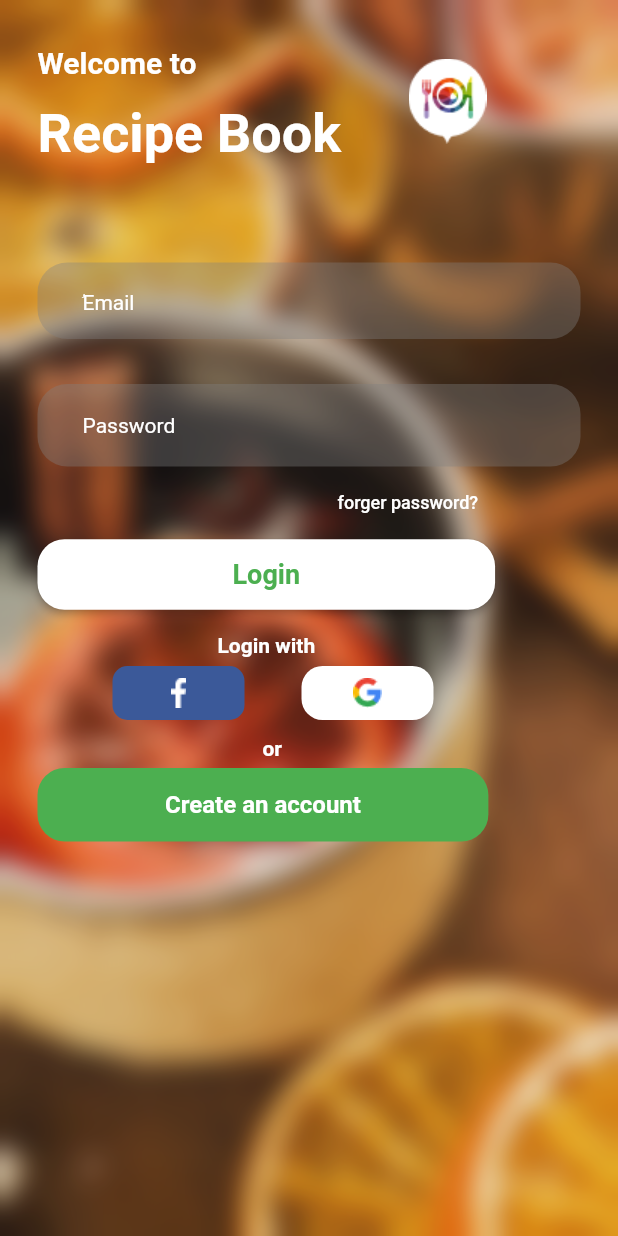
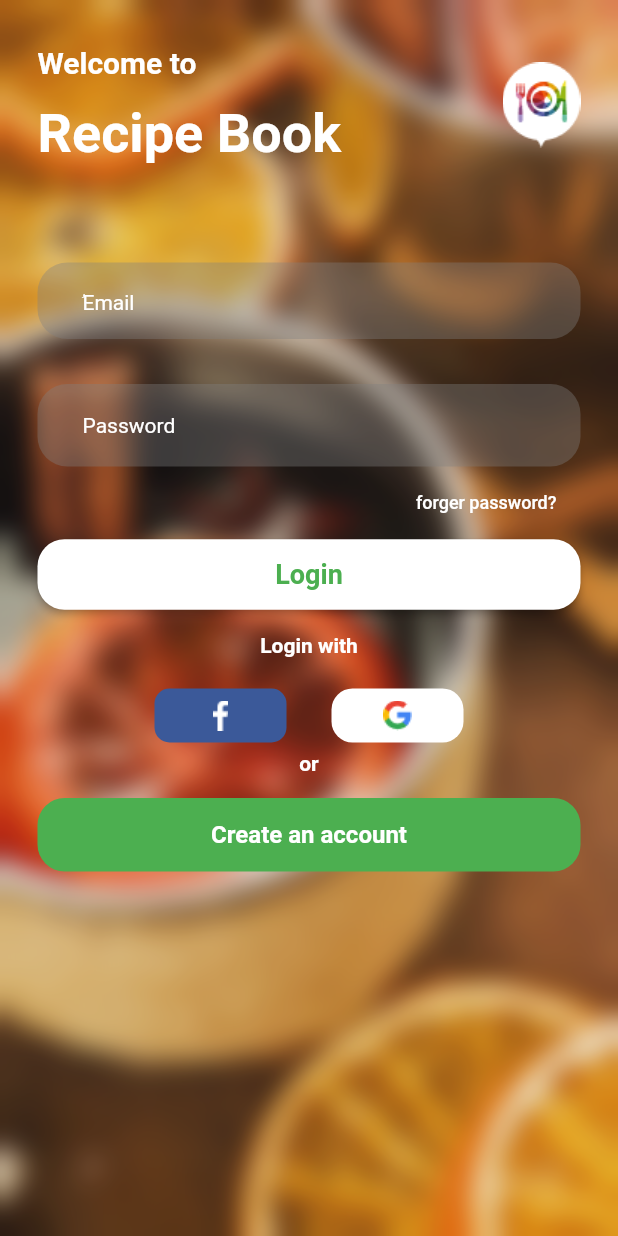
Before and after one commit to norhan-sa/Recipe, a Flutter app: the Login screen opened directly, on a phone screen of 412 x 824 dp. Run offline on Flutter 3.47's test engine with Material 2 defaults, Android fonts, the phone set to English and light mode, and no system bars; Roboto replaces fonts that are missing (SF Pro Display).

Commit message:
new files

```diff
--- a/lib/login.dart
+++ b/lib/login.dart
@@ -37,9 +37,10 @@ import 'package:flutter/material.dart';
             child: Padding(
               padding: EdgeInsets.fromLTRB(25, 30, 25, 0),
               child: Column(
-                 crossAxisAlignment: CrossAxisAlignment.start,
+                 crossAxisAlignment: CrossAxisAlignment.stretch,
                  children: <Widget>[
                     Row(
+                      mainAxisAlignment: MainAxisAlignment.spaceBetween,
                       children: <Widget>[
                         Column(
                             crossAxisAlignment: CrossAxisAlignment.start,
@@ -68,10 +69,7 @@ import 'package:flutter/material.dart';
                           ]
                         ),
 
-                        Padding(
-                          padding: EdgeInsets.fromLTRB(45, 0, 0, 5),
-                          child: Image.asset('images/Logo.png'),
-                        )
+                        Image.asset('images/Logo.png'),
                       ]
                     ),
                     SizedBox(height: 65.0),
@@ -104,9 +102,7 @@ import 'package:flutter/material.dart';
 
                     SizedBox(height: 30.0),
 
-                    Padding(
-                      padding: EdgeInsetsDirectional.fromSTEB(0,0, 0, 0),
-                      child: TextField(
+                    TextField(
                          style: TextStyle(
                              color: Colors.white,
                          ),
@@ -129,11 +125,11 @@ import 'package:flutter/material.dart';
                               ),
                        ),
                     ),
-                  ),
 
-                  Padding(
-                      padding: EdgeInsetsDirectional.fromSTEB(184, 0, 0, 0) ,
-                      child: FlatButton(onPressed: null,
+                    Row(
+                      mainAxisAlignment: MainAxisAlignment.end,
+                      children: <Widget>[
+                        FlatButton(onPressed: null,
                           child: Text(
                             'forger password?',
                             style: TextStyle(
@@ -141,7 +137,8 @@ import 'package:flutter/material.dart';
                               color: Colors.white,
                            ),
                          ),
-                     )
+                       ),
+                      ]
                     ),
 
                     RaisedButton(
@@ -163,15 +160,15 @@ import 'package:flutter/material.dart';
                        disabledColor: Colors.white,
                        splashColor: disable,
                        color: disable,
-                      //  colorBrightness: Brightness.light ,
-                       padding: EdgeInsetsDirectional.fromSTEB(130, 13, 130, 13),
+                       padding: EdgeInsetsDirectional.fromSTEB(0, 13, 0, 13),
                        shape: RoundedRectangleBorder(
                           borderRadius: BorderRadius.circular(18.0),
                        ),
                     ),
 
-                    Padding(
-                      padding: EdgeInsetsDirectional.fromSTEB(120, 15, 0, 0),
+                    SizedBox(height: 15),
+
+                    Center(
                       child: Text(
                         'Login with',
                         style: TextStyle(
@@ -182,11 +179,12 @@ import 'package:flutter/material.dart';
                       ),
                     ),
 
+                    SizedBox(height: 15),
+
                     Row(
+                      mainAxisAlignment: MainAxisAlignment.center,
                       children: <Widget>[
-                        Padding(
-                          padding: EdgeInsets.fromLTRB(50, 0, 0, 0),
-                          child: RaisedButton(
+                        RaisedButton(
                           onPressed: null,
                           disabledColor: Color(0xFF3B5999),
                           shape: RoundedRectangleBorder(
@@ -194,13 +192,10 @@ import 'package:flutter/material.dart';
                           ),
                           child: Image.asset('images/f.png'),
                         ),
-                        ),
 
                         SizedBox(width: 30),
 
-                        Padding(
-                          padding: EdgeInsets.fromLTRB(8, 0, 0, 0),
-                          child: RaisedButton(
+                        RaisedButton(
                           onPressed: null,
                           disabledColor: Colors.white,
                           shape: RoundedRectangleBorder(
@@ -208,12 +203,10 @@ import 'package:flutter/material.dart';
                           ),
                           child: Image.asset('images/googleIcon.png'),
                         ),
-                       ),
                       ]
                     ),
 
-                    Padding(
-                      padding: EdgeInsets.fromLTRB(150, 5, 0, 5),
+                    Center(
                       child: Text('or',
                         style: TextStyle(
                           color: Colors.white,
@@ -222,6 +215,8 @@ import 'package:flutter/material.dart';
                         ),
                       ),
                     ),
+
+                    SizedBox(height: 15),
 
                     RaisedButton(
                        onPressed: null,
@@ -235,7 +230,7 @@ import 'package:flutter/material.dart';
                        highlightElevation: 8.5,
                        disabledColor: Colors.green,
                        colorBrightness: Brightness.light ,
-                       padding: EdgeInsetsDirectional.fromSTEB(85, 15, 85, 15),
+                       padding: EdgeInsetsDirectional.fromSTEB(0, 15, 0, 15),
                        shape: RoundedRectangleBorder(
                           borderRadius: BorderRadius.circular(18.0),
                        ),
--- a/lib/main.dart
+++ b/lib/main.dart
@@ -6,7 +6,7 @@ import 'package:recipe_app/profile.dart';
 
 void main() {
   runApp(MaterialApp(
-    home: Profile()
+    home: Login()
    )
   );
 }
```
Lines whose indentation alone changed are shown as unchanged.
